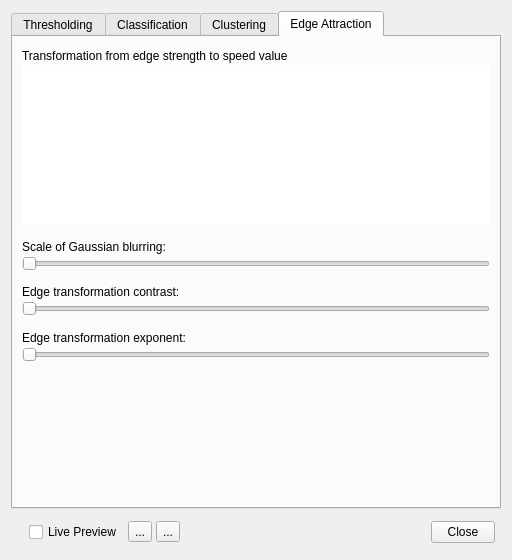
Qt form GUI/Qt/Windows/SpeedImageDialog.ui (pyushkevich/itksnap) before a commit.
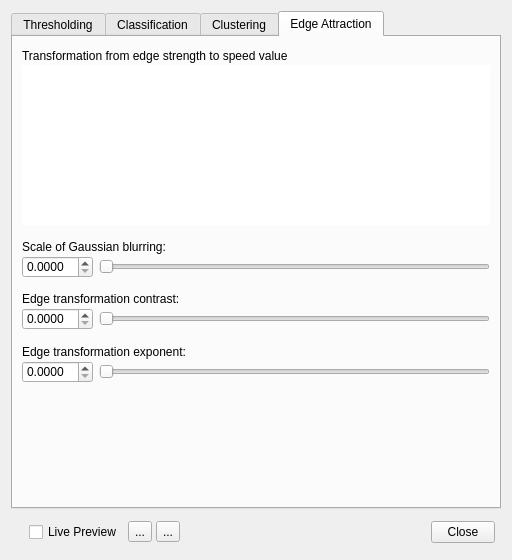
The same form after that commit. The open tabs and pages were chosen to show the change. Icons and pictures are not drawn. Custom widgets are drawn as their Qt base class.

Commit message: Windows bug fix for RLE slicer - signed/unsigned pointer arithmetic issues

```diff
--- a/GUI/Qt/Windows/SpeedImageDialog.ui
+++ b/GUI/Qt/Windows/SpeedImageDialog.ui
@@ -1304,59 +1304,6 @@
        <property name="verticalSpacing">
         <number>2</number>
        </property>
-       <item row="2" column="0">
-        <spacer name="verticalSpacer_8">
-         <property name="orientation">
-          <enum>Qt::Vertical</enum>
-         </property>
-         <property name="sizeType">
-          <enum>QSizePolicy::Fixed</enum>
-         </property>
-         <property name="sizeHint" stdset="0">
-          <size>
-           <width>427</width>
-           <height>13</height>
-          </size>
-         </property>
-        </spacer>
-       </item>
-       <item row="7" column="0">
-        <widget class="QDoubleSliderWithEditor" name="inEdgeKappa">
-         <property name="orientation">
-          <enum>Qt::Horizontal</enum>
-         </property>
-        </widget>
-       </item>
-       <item row="8" column="0">
-        <spacer name="verticalSpacer_10">
-         <property name="orientation">
-          <enum>Qt::Vertical</enum>
-         </property>
-         <property name="sizeType">
-          <enum>QSizePolicy::Fixed</enum>
-         </property>
-         <property name="sizeHint" stdset="0">
-          <size>
-           <width>427</width>
-           <height>13</height>
-          </size>
-         </property>
-        </spacer>
-       </item>
-       <item row="3" column="0">
-        <widget class="QLabel" name="label_7">
-         <property name="text">
-          <string>Scale of Gaussian blurring:</string>
-         </property>
-        </widget>
-       </item>
-       <item row="9" column="0">
-        <widget class="QLabel" name="label_9">
-         <property name="text">
-          <string>Edge transformation exponent:</string>
-         </property>
-        </widget>
-       </item>
        <item row="1" column="0">
         <widget class="QtSimpleOpenGLBox" name="viewEdgeMapping" native="true">
          <property name="sizePolicy">
@@ -1376,6 +1323,52 @@
          </property>
         </widget>
        </item>
+       <item row="2" column="0">
+        <spacer name="verticalSpacer_8">
+         <property name="orientation">
+          <enum>Qt::Vertical</enum>
+         </property>
+         <property name="sizeType">
+          <enum>QSizePolicy::Fixed</enum>
+         </property>
+         <property name="sizeHint" stdset="0">
+          <size>
+           <width>427</width>
+           <height>13</height>
+          </size>
+         </property>
+        </spacer>
+       </item>
+       <item row="9" column="0">
+        <widget class="QLabel" name="label_9">
+         <property name="text">
+          <string>Edge transformation exponent:</string>
+         </property>
+        </widget>
+       </item>
+       <item row="8" column="0">
+        <spacer name="verticalSpacer_10">
+         <property name="orientation">
+          <enum>Qt::Vertical</enum>
+         </property>
+         <property name="sizeType">
+          <enum>QSizePolicy::Fixed</enum>
+         </property>
+         <property name="sizeHint" stdset="0">
+          <size>
+           <width>427</width>
+           <height>13</height>
+          </size>
+         </property>
+        </spacer>
+       </item>
+       <item row="3" column="0">
+        <widget class="QLabel" name="label_7">
+         <property name="text">
+          <string>Scale of Gaussian blurring:</string>
+         </property>
+        </widget>
+       </item>
        <item row="11" column="0">
         <spacer name="verticalSpacer_6">
          <property name="orientation">
@@ -1389,13 +1382,6 @@
          </property>
         </spacer>
        </item>
-       <item row="10" column="0">
-        <widget class="QDoubleSliderWithEditor" name="inEdgeExponent">
-         <property name="orientation">
-          <enum>Qt::Horizontal</enum>
-         </property>
-        </widget>
-       </item>
        <item row="5" column="0">
         <spacer name="verticalSpacer_9">
          <property name="orientation">
@@ -1419,13 +1405,6 @@
          </property>
         </widget>
        </item>
-       <item row="4" column="0">
-        <widget class="QDoubleSliderWithEditor" name="inEdgeSmoothing">
-         <property name="orientation">
-          <enum>Qt::Horizontal</enum>
-         </property>
-        </widget>
-       </item>
        <item row="0" column="0">
         <widget class="QLabel" name="label_6">
          <property name="text">
@@ -1433,6 +1412,102 @@
          </property>
         </widget>
        </item>
+       <item row="4" column="0">
+        <widget class="QWidget" name="widget_12" native="true">
+         <layout class="QHBoxLayout" name="horizontalLayout_7">
+          <property name="leftMargin">
+           <number>0</number>
+          </property>
+          <property name="topMargin">
+           <number>0</number>
+          </property>
+          <property name="rightMargin">
+           <number>0</number>
+          </property>
+          <property name="bottomMargin">
+           <number>0</number>
+          </property>
+          <item>
+           <widget class="QDoubleSpinBox" name="inEdgeSmoothing">
+            <property name="decimals">
+             <number>4</number>
+            </property>
+           </widget>
+          </item>
+          <item>
+           <widget class="QDoubleSlider" name="inEdgeSmoothingSlider">
+            <property name="orientation">
+             <enum>Qt::Horizontal</enum>
+            </property>
+           </widget>
+          </item>
+         </layout>
+        </widget>
+       </item>
+       <item row="10" column="0">
+        <widget class="QWidget" name="widget_14" native="true">
+         <layout class="QHBoxLayout" name="horizontalLayout_9">
+          <property name="leftMargin">
+           <number>0</number>
+          </property>
+          <property name="topMargin">
+           <number>0</number>
+          </property>
+          <property name="rightMargin">
+           <number>0</number>
+          </property>
+          <property name="bottomMargin">
+           <number>0</number>
+          </property>
+          <item>
+           <widget class="QDoubleSpinBox" name="inEdgeExponent">
+            <property name="decimals">
+             <number>4</number>
+            </property>
+           </widget>
+          </item>
+          <item>
+           <widget class="QDoubleSlider" name="inEdgeExponentSlider">
+            <property name="orientation">
+             <enum>Qt::Horizontal</enum>
+            </property>
+           </widget>
+          </item>
+         </layout>
+        </widget>
+       </item>
+       <item row="7" column="0">
+        <widget class="QWidget" name="widget_13" native="true">
+         <layout class="QHBoxLayout" name="horizontalLayout_8">
+          <property name="leftMargin">
+           <number>0</number>
+          </property>
+          <property name="topMargin">
+           <number>0</number>
+          </property>
+          <property name="rightMargin">
+           <number>0</number>
+          </property>
+          <property name="bottomMargin">
+           <number>0</number>
+          </property>
+          <item>
+           <widget class="QDoubleSpinBox" name="inEdgeKappa">
+            <property name="decimals">
+             <number>4</number>
+            </property>
+           </widget>
+          </item>
+          <item>
+           <widget class="QDoubleSlider" name="inEdgeKappaSlider">
+            <property name="orientation">
+             <enum>Qt::Horizontal</enum>
+            </property>
+           </widget>
+          </item>
+         </layout>
+        </widget>
+       </item>
       </layout>
      </widget>
     </widget>
@@ -1588,28 +1663,28 @@
   </layout>
  </widget>
  <customwidgets>
-  <customwidget>
-   <class>QtVTKRenderWindowBox</class>
-   <extends>QWidget</extends>
-   <header location="global">QtVTKRenderWindowBox.h</header>
-   <container>1</container>
-  </customwidget>
   <customwidget>
    <class>QDoubleSlider</class>
    <extends>QSlider</extends>
    <header location="global">QDoubleSlider.h</header>
   </customwidget>
-  <customwidget>
-   <class>QtSimpleOpenGLBox</class>
-   <extends>QWidget</extends>
-   <header location="global">QtSimpleOpenGLBox.h</header>
-   <container>1</container>
-  </customwidget>
   <customwidget>
    <class>QDoubleSliderWithEditor</class>
    <extends>QSlider</extends>
    <header location="global">QDoubleSliderWithEditor.h</header>
   </customwidget>
+  <customwidget>
+   <class>QtVTKRenderWindowBox</class>
+   <extends>QWidget</extends>
+   <header location="global">QtVTKRenderWindowBox.h</header>
+   <container>1</container>
+  </customwidget>
+  <customwidget>
+   <class>QtSimpleOpenGLBox</class>
+   <extends>QWidget</extends>
+   <header location="global">QtSimpleOpenGLBox.h</header>
+   <container>1</container>
+  </customwidget>
  </customwidgets>
  <resources>
   <include location="../Resources/SNAPResources.qrc"/>
```
The commit also changes 2 other files.
